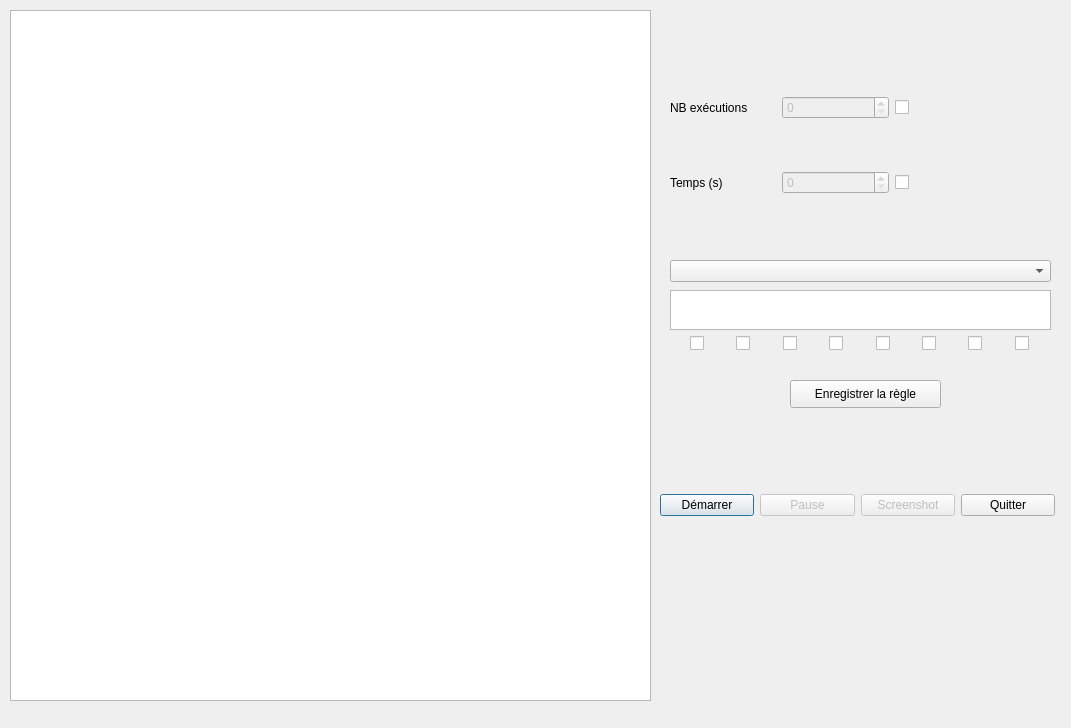
Old version of the form Interface/lp74.ui in the repository McKay1717/Jeux-de-la-vie.
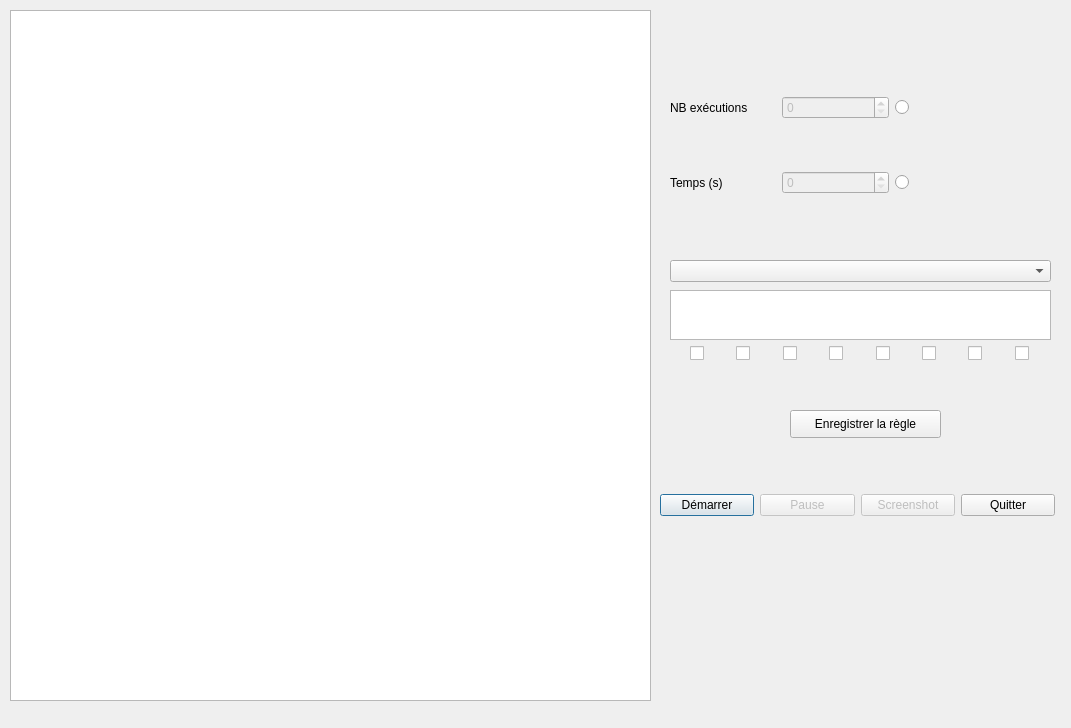
New version of the form.

Patch:
```diff
--- a/Interface/lp74.ui
+++ b/Interface/lp74.ui
@@ -58,14 +58,14 @@
      </widget>
     </item>
     <item row="0" column="2">
-     <widget class="QCheckBox" name="cb_is_exec">
+     <widget class="QRadioButton" name="rb_is_exec">
       <property name="text">
        <string/>
       </property>
      </widget>
     </item>
     <item row="1" column="2">
-     <widget class="QCheckBox" name="cb_is_time">
+     <widget class="QRadioButton" name="rb_is_time">
       <property name="text">
        <string/>
       </property>
@@ -145,11 +145,30 @@
      <x>670</x>
      <y>290</y>
      <width>381</width>
-     <height>61</height>
+     <height>71</height>
     </rect>
    </property>
    <layout class="QGridLayout" name="gridLayout_4">
-    <item row="2" column="0" rowspan="2">
+    <property name="sizeConstraint">
+     <enum>QLayout::SetNoConstraint</enum>
+    </property>
+    <item row="0" column="0">
+     <widget class="QGraphicsView" name="regle">
+      <property name="sizePolicy">
+       <sizepolicy hsizetype="Ignored" vsizetype="Fixed">
+        <horstretch>0</horstretch>
+        <verstretch>0</verstretch>
+       </sizepolicy>
+      </property>
+      <property name="minimumSize">
+       <size>
+        <width>100</width>
+        <height>10</height>
+       </size>
+      </property>
+     </widget>
+    </item>
+    <item row="1" column="0" rowspan="3">
      <layout class="QHBoxLayout" name="horizontalLayout_2">
       <property name="spacing">
        <number>10</number>
@@ -227,7 +246,7 @@
    <property name="geometry">
     <rect>
      <x>790</x>
-     <y>380</y>
+     <y>410</y>
      <width>151</width>
      <height>28</height>
     </rect>
```
Left out of the diff: 19 changed lines with no effect on the pictures.
